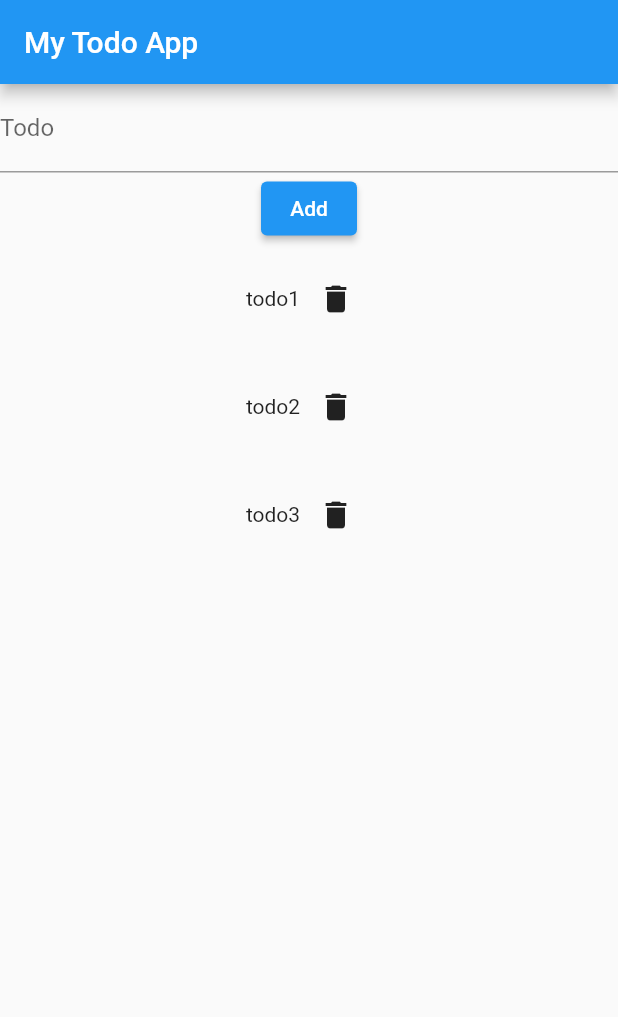
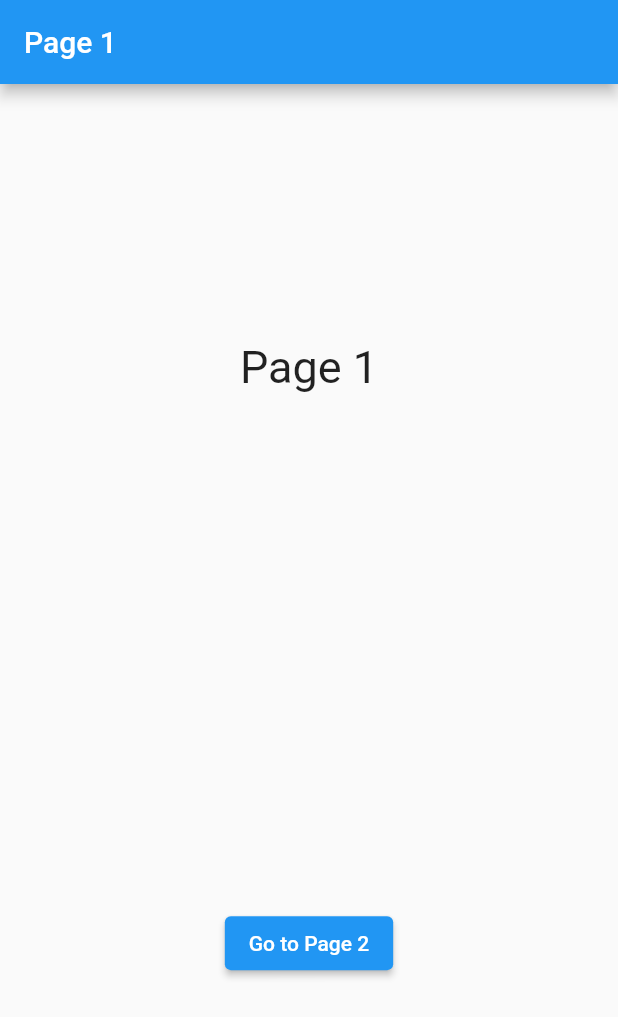
Before and after one commit to K-Sato1995/flutter_play_ground, a Flutter app: the screen it shows after launch, on a phone screen of 412 x 824 dp. Shown: the top 1017 px of the screen. Run offline on Flutter 3.47's test engine with Material 2 defaults, Android fonts, the phone set to English and light mode, and no system bars.

Commit message:
Simplest Navigation

```diff
--- a/lib/main.dart
+++ b/lib/main.dart
@@ -2,14 +2,14 @@ import 'package:flutter/material.dart';
 import 'package:todo_app/Todo.dart';
 
 void main() {
-  runApp(const Main());
+  runApp(const MyApp());
 }
 
 // Row: Vertical Layout
 // Column: Horizontal Layout
 // Container: Separate widgets using padding, or to add borders or margins
-class Main extends StatelessWidget {
-  const Main({super.key});
+class MyApp extends StatelessWidget {
+  const MyApp({super.key});
 
   @override
   Widget build(BuildContext context) {
@@ -18,7 +18,46 @@ class Main extends StatelessWidget {
       theme: ThemeData(
         primarySwatch: Colors.blue,
       ),
-      home: Scaffold(appBar: AppBar(title: Text("My Todo App")), body: Todo()),
+      home: const Page1(),
     );
   }
 }
+
+class Page1 extends StatelessWidget {
+  const Page1({super.key});
+
+  @override
+  Widget build(BuildContext context) {
+    return Scaffold(
+        appBar: AppBar(title: Text("Page 1")),
+        body: Center(
+            child: Column(
+          mainAxisAlignment: MainAxisAlignment.spaceAround,
+          children: [
+            Text('Page 1', style: TextStyle(fontSize: 30)),
+            ElevatedButton(
+                onPressed: () => {
+                      Navigator.of(context).push(
+                        MaterialPageRoute(builder: (context) => Page2()),
+                      )
+                    },
+                child: Text('Go to Page 2'))
+          ],
+        )));
+  }
+}
+
+class Page2 extends StatelessWidget {
+  const Page2({super.key});
+
+  @override
+  Widget build(BuildContext context) {
+    return Scaffold(
+        appBar: AppBar(
+          title: Text("Page 2"),
+        ),
+        body: Center(
+          child: Text('Secod page'),
+        ));
+  }
+}
```
